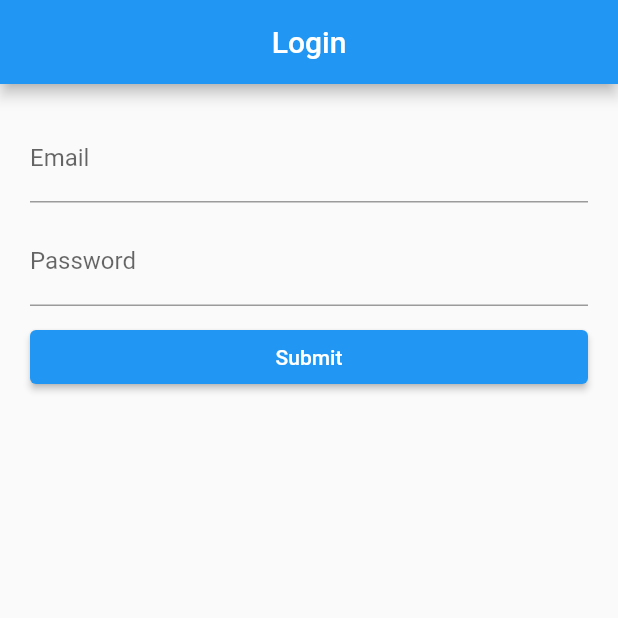
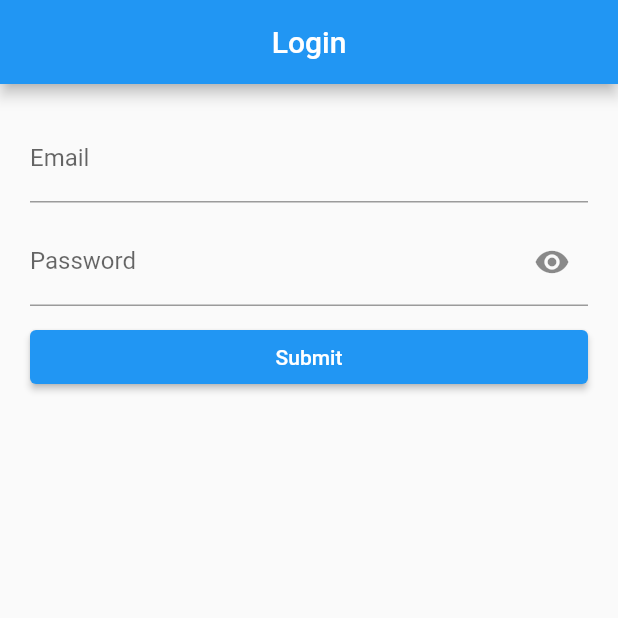
Before and after one commit to baotan2000/project_flutter_appsale, a Flutter app: the AuthPage screen opened by its route, on a phone screen of 412 x 824 dp, the top half of it. Run offline on Flutter 3.47's test engine with Material 2 defaults, Android fonts, the light colour scheme and no system bars; our stand-ins replace carousel_slider.

Commit message:
logout, hide password

```diff
--- a/lib/page/auth/auth_page.dart
+++ b/lib/page/auth/auth_page.dart
@@ -2,11 +2,18 @@ import 'package:flutter/material.dart';
 import 'package:project_appsale/providers/auth_provider.dart';
 import 'package:provider/provider.dart';
 
-class AuthPage extends StatelessWidget {
+class AuthPage extends StatefulWidget {
   static const routerName = '/auth';
   AuthPage({super.key});
 
+  @override
+  State<AuthPage> createState() => _AuthPageState();
+}
+
+class _AuthPageState extends State<AuthPage> {
+  bool _isObscure = true;
   final TextEditingController _emailController = TextEditingController();
+
   final TextEditingController _passwordController = TextEditingController();
 
   @override
@@ -29,31 +36,45 @@ class AuthPage extends StatelessWidget {
       ),
       body: Padding(
         padding: const EdgeInsets.all(20.0),
+        child: Container(
           child: SingleChildScrollView(
             child: Column(
               children: [
                 TextField(
                   controller: _emailController,
-                decoration: InputDecoration(label: Text("Email")),
+                  decoration: const InputDecoration(label: Text("Email")),
                 ),
-              SizedBox(height: 10),
+                const SizedBox(height: 10),
                 TextField(
+                  obscureText: _isObscure,
                   controller: _passwordController,
-                decoration: InputDecoration(label: Text("Password")),
+                  decoration: InputDecoration(
+                    label: const Text("Password"),
+                    suffixIcon: IconButton(
+                        icon: Icon(_isObscure
+                            ? Icons.visibility
+                            : Icons.visibility_off),
+                        onPressed: () {
+                          setState(() {
+                            _isObscure = !_isObscure;
+                          });
+                        }),
                   ),
-              SizedBox(height: 10),
+                ),
+                const SizedBox(height: 10),
                 SizedBox(
                   width: double.infinity,
                   // height: 50,
                   child: ElevatedButton(
                     onPressed: handleSubmit,
-                  child: Text("Submit"),
+                    child: const Text("Submit"),
                   ),
                 ),
               ],
             ),
           ),
         ),
+      ),
     );
   }
 }
--- a/pubspec.yaml
+++ b/pubspec.yaml
@@ -37,6 +37,7 @@ dependencies:
   carousel_slider: ^4.2.1
   provider: ^6.0.5
   http: ^0.13.6
+  shared_preferences: ^2.2.0
 
 dev_dependencies:
   flutter_test:
```
Also changed, not shown: lib/page/home/home.dart (+6 -3 lines), lib/providers/auth_provider.dart (+7 -1 lines), pubspec.lock, 1 other file. Lines whose indentation alone changed are shown as unchanged.
